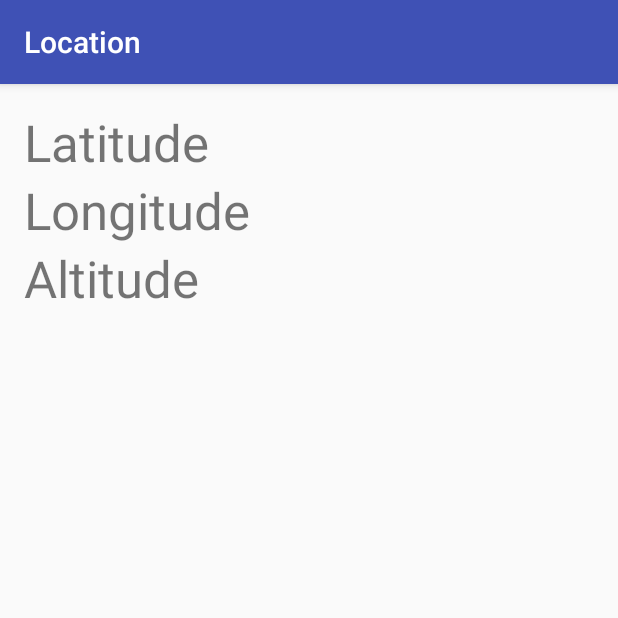
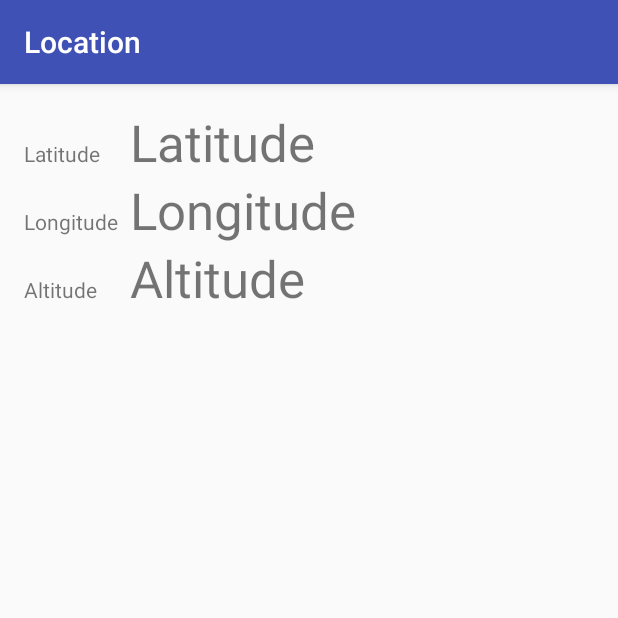
Before and after one commit to ereinecke/Location, an Android app: the screen it shows after launch (MainActivity), on a phone screen of 412 x 824 dp, the top half of it. Run offline under Robolectric (Android 15) with nearby library versions, the phone set to English and light mode, and no system bars; 1 statement that could not run was skipped.

Commit message:
Modified main layout

```diff
--- a/app/src/main/java/com/ereinecke/location/location/MainActivity.java
+++ b/app/src/main/java/com/ereinecke/location/location/MainActivity.java
@@ -28,7 +28,7 @@ public class MainActivity extends AppCompatActivity implements
     private TextView latitudeView;
     private TextView longitudeView;
     private TextView altitudeView;
-    private TextView warningView;
+    private TextView statusView;
     private GoogleApiClient mGoogleApiClient;
     private LocationRequest mLocationRequest;
     private LocationManager mLocationManager;
@@ -47,7 +47,7 @@ public class MainActivity extends AppCompatActivity implements
         latitudeView = (TextView) findViewById(R.id.latView);
         longitudeView = (TextView) findViewById(R.id.longView);
         altitudeView = (TextView) findViewById(R.id.altitudeView);
-        warningView = (TextView) findViewById(R.id.warningView);
+        statusView = (TextView) findViewById(R.id.warningView);
 
         mLocationManager = (LocationManager) this.getSystemService(Context.LOCATION_SERVICE);
 
@@ -91,7 +91,7 @@ public class MainActivity extends AppCompatActivity implements
             latitudeView.setText(Double.toString(location.getLatitude()));
             longitudeView.setText(Double.toString(location.getLongitude()));
             altitudeView.setText(Double.toString(location.getAltitude()));
-            warningView.setText(getResources().getText(R.string.last_location_warning));
+            statusView.setText(getResources().getText(R.string.last_location_warning));
         }
     }
 
@@ -113,6 +113,6 @@ public class MainActivity extends AppCompatActivity implements
         longitudeView.setText(Double.toString(location.getLongitude()));
         altitudeView.setText(Double.toString(location.getAltitude()));
         // Show time since update
-        warningView.setText("Live update");
+        statusView.setText("Live update");
     }
 }
--- a/app/src/main/res/layout/activity_main.xml
+++ b/app/src/main/res/layout/activity_main.xml
@@ -9,39 +9,89 @@
     android:paddingTop="@dimen/activity_vertical_margin"
     tools:context="com.ereinecke.location.location.MainActivity">
 
+    <TableLayout
+        android:layout_width="match_parent"
+        android:layout_height="match_parent">
+
+        <TableRow
+            android:layout_width="match_parent"
+            android:layout_height="match_parent">
+
+            <TextView
+                android:layout_width="wrap_content"
+                android:layout_height="wrap_content"
+                android:text="@string/latitude"
+                android:id="@+id/textView"
+                android:layout_marginRight="8dp"
+                android:paddingEnd="8dp" />
+
             <TextView
                 android:id="@+id/latView"
                 android:layout_width="wrap_content"
                 android:layout_height="wrap_content"
-        android:text="Latitude"
+                android:text="@string/latitude"
                 android:textSize="@dimen/abc_text_size_display_1_material" />
+
+        </TableRow>
+
+        <TableRow
+            android:layout_width="match_parent"
+            android:layout_height="match_parent">
+
+            <TextView
+                android:layout_width="wrap_content"
+                android:layout_height="wrap_content"
+                android:text="@string/longitude"
+                android:id="@+id/longLabel"
+                android:paddingEnd="8dp" />
 
             <TextView
                 android:id="@+id/longView"
                 android:layout_width="wrap_content"
                 android:layout_height="wrap_content"
-        android:text="Longitude"
+                android:text="@string/longitude"
                 android:layout_alignParentStart="true"
                 android:layout_alignParentEnd="false"
                 android:layout_below="@+id/latView"
                 android:textSize="@dimen/abc_text_size_display_1_material" />
 
+        </TableRow>
+
+        <TableRow
+            android:layout_width="match_parent"
+            android:layout_height="match_parent">
+
+            <TextView
+                android:layout_width="wrap_content"
+                android:layout_height="wrap_content"
+                android:text="@string/altitude"
+                android:id="@+id/altitudeLabel"
+                android:layout_marginRight="8dp" />
+
             <TextView
                 android:id="@+id/altitudeView"
                 android:layout_width="wrap_content"
                 android:layout_height="wrap_content"
-        android:text="Altitude"
+                android:text="@string/altitude"
                 android:layout_alignParentStart="true"
                 android:layout_alignParentEnd="false"
                 android:layout_below="@+id/longView"
                 android:textSize="@dimen/abc_text_size_display_1_material" />
 
+        </TableRow>
+
+        <TableRow
+            android:layout_width="match_parent"
+            android:layout_height="match_parent">
+
             <TextView
                 android:layout_width="wrap_content"
                 android:layout_height="wrap_content"
-        android:id="@+id/warningView"
+                android:id="@+id/statusView"
                 android:layout_alignParentStart="true"
                 android:layout_below="@+id/altitudeView"
                 android:textSize="@dimen/abc_text_size_body_1_material" />
+        </TableRow>
+    </TableLayout>
 
 </RelativeLayout>
--- a/app/src/main/res/values/strings.xml
+++ b/app/src/main/res/values/strings.xml
@@ -1,5 +1,8 @@
 <resources>
     <string name="app_name">Location</string>
+    <string name="latitude">Latitude</string>
+    <string name="longitude">Longitude</string>
+    <string name="altitude">Altitude</string>
     <string name="last_location_warning">Using last known location</string>
     <!-- the following needed to tie Google Play Services to my account - but is a duplicate somehow
     <string name="google_app_id">1004887338930</string> -->
```
Lines whose indentation alone changed are shown as unchanged.
